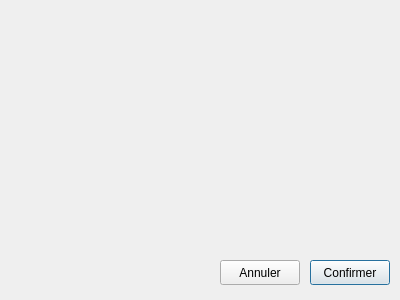
The window that lampeDimmer_GUI/setuppreferencedialog.ui (thomelect/lampeDimmer) describes before a commit, drawn with Qt 5.
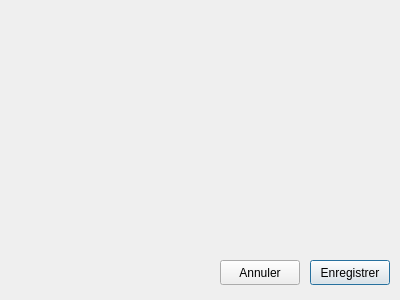
The same window after the commit.

Commit message: ***Application des ajout de la branche thomas/feature-GUI-autoON à cette branche puisque cette branche se concentre sur la feature du menu de préférences et thomas/feature-GUI-autoON se concentre sur le mode auto on*** # [MENU] + Ajout d'un deuxième onglet de menu appelé Fichier qui contient l'option Quitter et contiendra les option principales (Quitter, préférences, etc...) * Le menu Outils contient quand à lui les options relatives au la communication sérielle. [FONCTIONNEL]

Diff of the .ui file:
```diff
--- a/lampeDimmer_GUI/setuppreferencedialog.ui
+++ b/lampeDimmer_GUI/setuppreferencedialog.ui
@@ -23,7 +23,7 @@
     </rect>
    </property>
    <property name="text">
-    <string>Confirmer</string>
+    <string>Enregistrer</string>
    </property>
   </widget>
   <widget class="QPushButton" name="btAnnuler">
```
Left out of the diff: 2 changed lines with no effect on the pictures. The commit also changes 4 other files.
